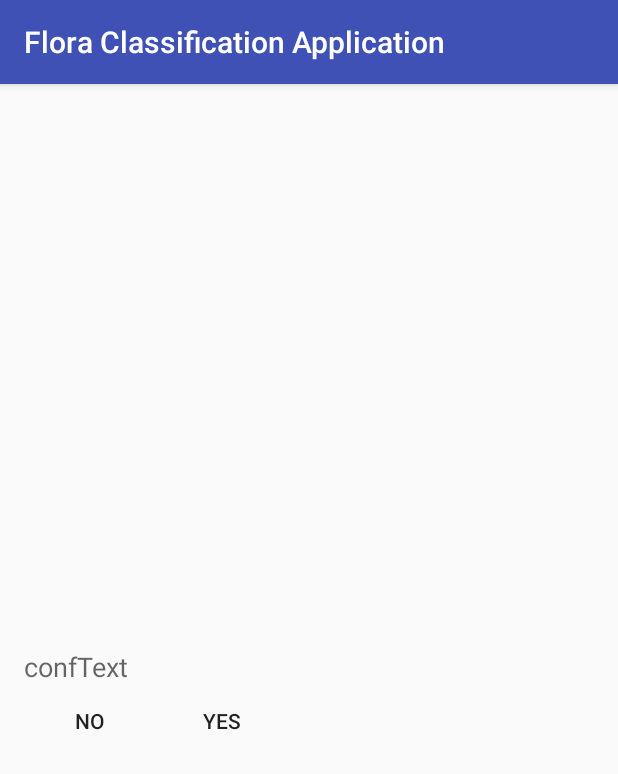
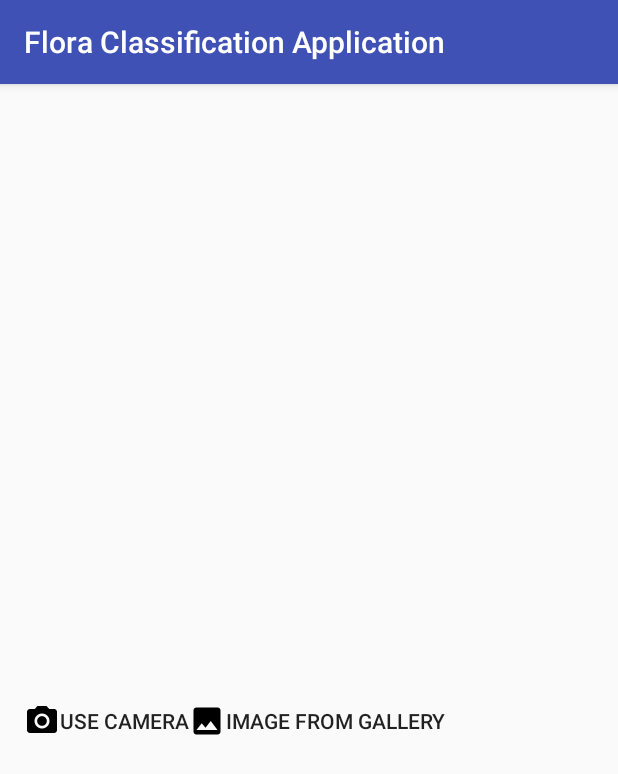
Before and after one commit to donmyrmi/floraclassificationapplication, an Android app: the screen it shows after launch (MainActivity), on a phone screen of 412 x 824 dp. Shown: the top 774 px of the screen. Run offline under Robolectric (Android 15) with nearby library versions, the phone set to English and light mode, and no system bars; 2 statements that could not run were skipped.

Commit message:
Gallery, Exif and save
added gallery and exif (read date+loc from file)
added icons
changed show values screen to enable data saves

```diff
--- a/app/src/main/AndroidManifest.xml
+++ b/app/src/main/AndroidManifest.xml
@@ -21,6 +21,7 @@
         </activity>
     </application>
     <uses-permission android:name="android.permission.WRITE_EXTERNAL_STORAGE" />
+    <uses-permission android:name="android.permission.READ_EXTERNAL_STORAGE" />
     <uses-permission android:name="android.permission.CAMERA" />
     <uses-feature android:name="android.hardware.camera" />
     <uses-feature android:name="android.hardware.screen.portrait" />
--- a/app/src/main/java/com/sn/floraclassificationapplication/Flower.java
+++ b/app/src/main/java/com/sn/floraclassificationapplication/Flower.java
@@ -39,7 +39,11 @@ public class Flower {
 
     public double getLatitude() { return latitude;}
 
+    public void setLatitude(double latitude) { this.latitude = latitude; }
+
     public double getLongitude() { return  longitude;}
+
+    public void setLongitude(double longitude) { this.longitude = longitude; }
 
     public AppCompatActivity getActivity() {
         return activity;
--- a/app/src/main/res/layout/activity_main.xml
+++ b/app/src/main/res/layout/activity_main.xml
@@ -15,24 +15,18 @@
             android:layout_width="match_parent"
             android:layout_height="360dp"
             android:id="@+id/flowerView"
-            android:layout_alignParentTop="true"
-            android:layout_alignParentStart="true"
-            android:layout_above="@+id/yesButton"
-            android:layout_alignParentEnd="true" />
+            android:contentDescription="Flower images" />
 
         <LinearLayout
             android:orientation="vertical"
             android:layout_width="match_parent"
             android:layout_height="match_parent"
-            android:layout_alignParentBottom="true"
-            android:layout_alignParentStart="true"
             android:weightSum="1">
 
             <TextView
                 android:layout_width="wrap_content"
                 android:layout_height="wrap_content"
                 android:textAppearance="?android:attr/textAppearanceMedium"
-                android:text="confText"
                 android:id="@+id/confTextView" />
 
             <LinearLayout
@@ -44,15 +38,36 @@
                     style="@android:style/Holo.Light.ButtonBar.AlertDialog"
                     android:layout_width="wrap_content"
                     android:layout_height="wrap_content"
-                    android:text="No"
-                    android:id="@+id/confNoButton" />
+                    android:background="?android:selectableItemBackground"
+                    android:id="@+id/confNoButton"
+                    android:text="No" />
 
                 <Button
                     style="@android:style/Holo.Light.ButtonBar"
                     android:layout_width="wrap_content"
                     android:layout_height="wrap_content"
-                    android:text="Yes"
-                    android:id="@+id/confYesButton" />
+                    android:background="?android:selectableItemBackground"
+                    android:id="@+id/confYesButton"
+                    android:text="Yes" />
+
+                <Button
+                    android:layout_width="wrap_content"
+                    android:layout_height="wrap_content"
+                    android:text="Use Camera"
+                    android:background="?android:selectableItemBackground"
+                    android:id="@+id/useCameraButton"
+                    android:visibility="gone"
+                    android:drawableLeft="@drawable/ic_camera_alt_black_24dp"/>
+
+                <Button
+                    android:layout_width="wrap_content"
+                    android:layout_height="wrap_content"
+                    android:text="Image from gallery"
+                    android:background="?android:selectableItemBackground"
+                    android:id="@+id/useGalleryButton"
+                    android:visibility="gone"
+                    android:drawableLeft="@drawable/ic_image_black_24dp"/>
+
             </LinearLayout>
 
         </LinearLayout>
--- a/app/src/main/res/values/strings.xml
+++ b/app/src/main/res/values/strings.xml
@@ -1,3 +1,8 @@
 <resources>
     <string name="app_name">Flora Classification Application</string>
+    <string-array name="array_angles">
+        <item>Top view</item>
+        <item>45 deg. view</item>
+        <item>Side view</item>
+    </string-array>
 </resources>
```
Also changed, not shown: app/src/main/java/com/sn/floraclassificationapplication/MainActivity.java (+99 -10 lines), app/src/main/java/com/sn/floraclassificationapplication/segmenter/SegmentationController.java (+11 -10 lines), app/src/main/res/layout/flower_values.xml (+42 -0 lines), app/src/main/res/drawable-hdpi/ic_camera_alt_black_24dp.png (added), app/src/main/res/drawable-hdpi/ic_image_black_24dp.png (added), app/src/main/res/drawable-mdpi/ic_camera_alt_black_24dp.png (added), app/src/main/res/drawable-mdpi/ic_image_black_24dp.png (added), app/src/main/res/drawable-xhdpi/ic_camera_alt_black_24dp.png (added), app/src/main/res/drawable-xhdpi/ic_image_black_24dp.png (added), app/src/main/res/drawable-xxhdpi/ic_camera_alt_black_24dp.png (added), app/src/main/res/drawable-xxhdpi/ic_image_black_24dp.png (added), app/src/main/res/drawable-xxxhdpi/ic_camera_alt_black_24dp.png (added), app/src/main/res/drawable-xxxhdpi/ic_image_black_24dp.png (added).
